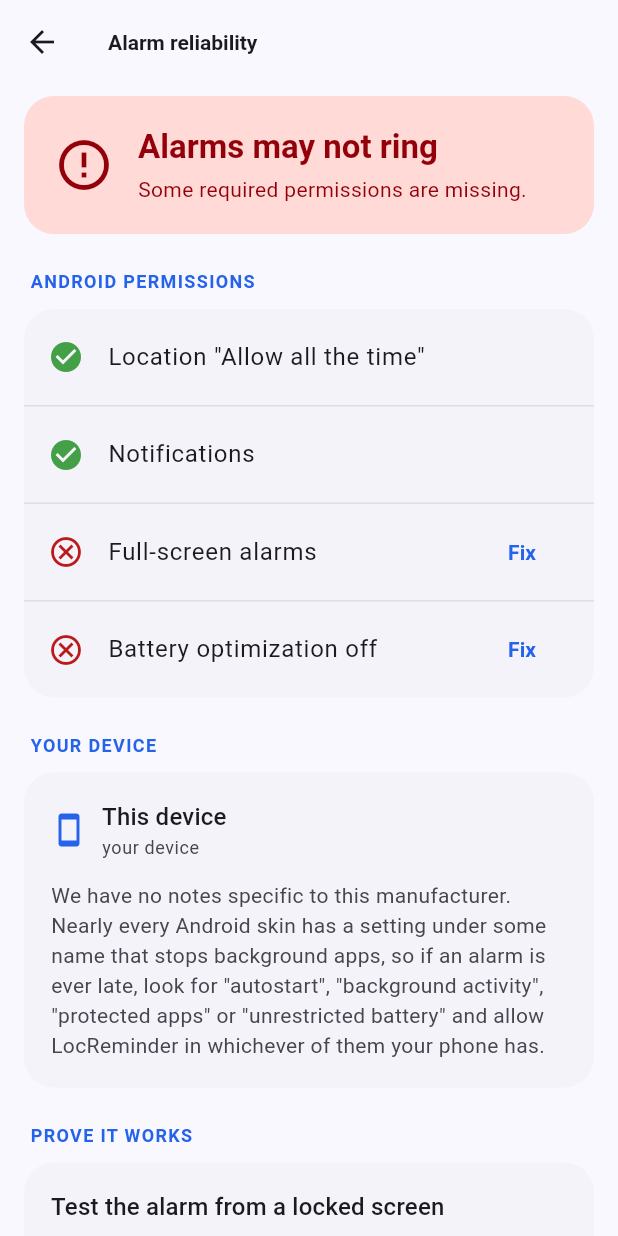
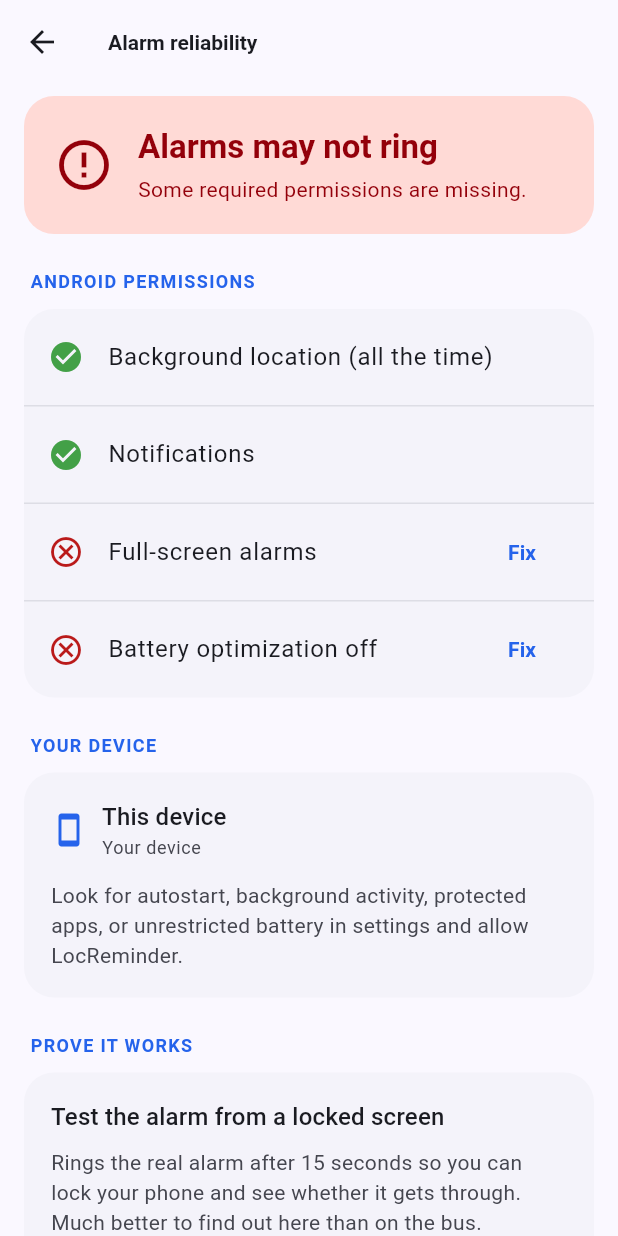
Before and after one commit to zaifears/locreminder, a Flutter app: the ReliabilityScreen screen opened directly, on a phone screen of 412 x 824 dp. Run offline on Flutter 3.47's test engine with Material 3 defaults, Android fonts, the phone set to English and light mode, and no system bars; our stand-ins replace flutter_map, latlong2, package_info_plus, permission_handler, shared_preferences; accounts and stored records are empty.

Commit message:
release: bump version to 1.9.7+35

```diff
--- a/lib/screens/reliability_screen.dart
+++ b/lib/screens/reliability_screen.dart
@@ -67,7 +67,7 @@ class _ReliabilityScreenState extends State<ReliabilityScreen> with WidgetsBindi
           'Lock your phone now and put it down. If the alarm sounds and its '
           'screen appears over your lock screen, background alarms work on '
           'this device.\n\n'
-          'If nothing happens, your phone is blocking the app — work through '
+          'If nothing happens, your phone is blocking the app. Follow '
           'the steps on this page.',
         ),
         actions: [
@@ -107,7 +107,7 @@ class _ReliabilityScreenState extends State<ReliabilityScreen> with WidgetsBindi
     if (!mounted) return;
     ScaffoldMessenger.of(context).showSnackBar(
       const SnackBar(
-        content: Text('Lock your phone now — the alarm rings in 15 seconds.'),
+        content: Text('Lock your phone now. The alarm rings in 15 seconds.'),
         duration: Duration(seconds: 8),
       ),
     );
@@ -135,7 +135,7 @@ class _ReliabilityScreenState extends State<ReliabilityScreen> with WidgetsBindi
                   child: Column(
                     children: [
                       _CheckRow(
-                        title: 'Location "Allow all the time"',
+                        title: 'Background location (all the time)',
                         granted: permissions.backgroundLocationGranted,
                         onFix: () async {
                           await _permissionService.requestBackgroundLocation();
@@ -401,12 +401,12 @@ class _DeviceCard extends StatelessWidget {
               ),
               const SizedBox(height: 16),
               Text(
-                'Do these by hand',
+                'Recommended settings',
                 style: Theme.of(context).textTheme.titleSmall,
               ),
               const SizedBox(height: 4),
               Text(
-                'Android gives apps no way to set these themselves.',
+                'These settings must be changed manually.',
                 style: Theme.of(context).textTheme.bodySmall?.copyWith(
                       color: scheme.onSurfaceVariant,
                     ),
--- a/lib/services/oem_service.dart
+++ b/lib/services/oem_service.dart
@@ -2,14 +2,14 @@ import 'package:flutter/services.dart';
 
 import 'native_bridge.dart';
 
-/// One manufacturer-specific step the user has to perform by hand.
+/// One manufacturer-specific setting the user needs to configure.
 class OemStep {
   const OemStep({required this.title, required this.path});
 
-  /// What the setting achieves, in the user's terms.
+  /// What the setting achieves.
   final String title;
 
-  /// Where to find it, using the vendor's own menu wording.
+  /// Where to find it in the device menus.
   final String path;
 }
 
@@ -28,18 +28,15 @@ class DeviceProfile {
   final String model;
   final int sdkInt;
 
-  /// True for vendors that kill background work beyond stock Android's rules.
+  /// True for vendors that restrict background services beyond standard Android.
   final bool needsExtraSetup;
 
-  /// Display name for the vendor's OS, e.g. "Xiaomi (MIUI / HyperOS)", or
-  /// the manufacturer's own name where the profile covers several brands.
+  /// Display name for the manufacturer or software skin.
   final String vendorName;
   final List<OemStep> steps;
   final String note;
 }
 
-/// A manufacturer, the name of its Android skin, and what it takes to stop
-/// that skin killing a background alarm.
 class _VendorProfile {
   const _VendorProfile({
     required this.keys,
@@ -49,360 +46,308 @@ class _VendorProfile {
     this.aggressive = true,
   });
 
-  /// Lowercase substrings matched against `Build.MANUFACTURER`.
   final List<String> keys;
   final String name;
   final String note;
   final List<OemStep> steps;
-
-  /// Whether this vendor restricts background apps beyond stock Android.
   final bool aggressive;
 }
 
-/// Every vendor we have specific guidance for.
-///
-/// Deliberately one table rather than parallel switches on name, steps and
-/// notes: those drift apart silently, and a device being told it "needs
-/// extra setup" while being shown only generic advice is worse than saying
-/// nothing.
 const _vendorProfiles = <_VendorProfile>[
   _VendorProfile(
     keys: ['xiaomi', 'redmi', 'poco'],
     name: 'Xiaomi (MIUI / HyperOS)',
-    note: 'MIUI blocks autostart for apps by default and will not restart '
-        'background work without it. Autostart plus "No restrictions" are '
-        'both needed — one alone is not enough.',
+    note: 'MIUI requires Autostart and No restrictions so the alarm can wake your phone on arrival.',
     steps: [
       OemStep(
         title: 'Turn on Autostart',
-        path: 'Settings → Apps → Manage apps → LocReminder → Autostart',
+        path: 'Settings > Apps > Manage apps > LocReminder > Autostart',
       ),
       OemStep(
         title: 'Set battery saver to No restrictions',
-        path: 'Settings → Apps → Manage apps → LocReminder → Battery saver → No restrictions',
+        path: 'Settings > Apps > Manage apps > LocReminder > Battery saver > No restrictions',
       ),
       OemStep(
         title: 'Lock the app in Recents',
-        path: 'Open Recents, pull down on the LocReminder card, tap the padlock',
+        path: 'Open Recents, pull down on LocReminder, tap the lock icon',
       ),
     ],
   ),
   _VendorProfile(
     keys: ['samsung'],
     name: 'Samsung (One UI)',
-    note: 'Samsung puts apps you have not opened for a few days into '
-        '"sleeping", which stops their alarms. Adding LocReminder to '
-        '"Never sleeping apps" is the setting that prevents this.',
+    note: 'One UI puts unused apps to sleep. Add LocReminder to Never sleeping apps so alarms fire on time.',
     steps: [
       OemStep(
         title: 'Add to Never sleeping apps',
-        path: 'Settings → Battery → Background usage limits → Never sleeping apps → add LocReminder',
+        path: 'Settings > Battery > Background usage limits > Never sleeping apps > add LocReminder',
       ),
       OemStep(
-        title: 'Make sure it is not in Sleeping or Deep sleeping apps',
-        path: 'Settings → Battery → Background usage limits → Sleeping apps',
+        title: 'Remove from Sleeping apps if listed',
+        path: 'Settings > Battery > Background usage limits > Sleeping apps',
       ),
       OemStep(
-        title: 'Set battery usage to Unrestricted',
-        path: 'Settings → Apps → LocReminder → Battery → Unrestricted',
+        title: 'Set battery to Unrestricted',
+        path: 'Settings > Apps > LocReminder > Battery > Unrestricted',
       ),
     ],
   ),
   _VendorProfile(
     keys: ['oppo', 'realme'],
     name: 'Oppo / Realme (ColorOS)',
-    note: 'ColorOS stops background apps unless they are given both '
-        'auto-startup and permission to keep running in the background.',
+    note: 'ColorOS stops background apps unless auto-startup and background running are enabled.',
     steps: [
       OemStep(
         title: 'Allow Auto-startup',
-        path: 'Settings → Apps → App management → LocReminder → Allow Auto-startup',
+        path: 'Settings > Apps > App management > LocReminder > Allow Auto-startup',
       ),
       OemStep(
         title: 'Allow background running',
-        path: 'Settings → Battery → App battery management → LocReminder → Allow background running',
+        path: 'Settings > Battery > App battery management > LocReminder > Allow background running',
       ),
       OemStep(
         title: 'Lock the app in Recents',
-        path: 'Open Recents, tap the menu on the LocReminder card, tap Lock',
+        path: 'Open Recents, tap the card menu, tap Lock',
       ),
     ],
   ),
   _VendorProfile(
     keys: ['vivo', 'iqoo'],
     name: 'Vivo / iQOO (Funtouch / OriginOS)',
-    note: 'Funtouch treats steady background location as "high power '
-        'consumption" and cuts it off unless the app is allowed explicitly.',
+    note: 'Funtouch restricts continuous background location unless power consumption is set to high.',
     steps: [
       OemStep(
-        title: 'Allow high background power consumption',
-        path: 'Settings → Battery → High background power consumption → LocReminder',
+        title: 'Allow high background power use',
+        path: 'Settings > Battery > High background power consumption > LocReminder',
       ),
       OemStep(
         title: 'Allow autostart',
-        path: 'Settings → Apps → Permission manager → Autostart → LocReminder',
+        path: 'Settings > Apps > Permission manager > Autostart > LocReminder',
       ),
       OemStep(
         title: 'Lock the app in Recents',
-        path: 'Open Recents, swipe down on the LocReminder card to lock it',
+        path: 'Open Recents, swipe down on LocReminder to lock it',
       ),
     ],
   ),
   _VendorProfile(
     keys: ['oneplus'],
     name: 'OnePlus (OxygenOS)',
-    note: 'OxygenOS has a second layer of "advanced" optimization on top of '
-        'the standard battery setting, and it needs turning off separately.',
+    note: 'OxygenOS has extra battery optimization options that can stop background tracking.',
     steps: [
       OemStep(
         title: 'Turn off battery optimization',
-        path: "Settings → Apps → LocReminder → Battery → Don't optimize",
+        path: 'Settings > Apps > LocReminder > Battery > Don\'t optimize',
       ),
       OemStep(
         title: 'Allow auto-launch',
-        path: 'Settings → Apps → Auto-launch → LocReminder',
+        path: 'Settings > Apps > Auto-launch > LocReminder',
       ),
       OemStep(
-        title: 'Disable Advanced optimization / Deep optimization',
-        path: 'Settings → Battery → More settings → turn off Advanced optimization',
+        title: 'Disable Advanced optimization',
+        path: 'Settings > Battery > More settings > turn off Advanced optimization',
       ),
     ],
   ),
   _VendorProfile(
     keys: ['huawei'],
     name: 'Huawei (EMUI / HarmonyOS)',
-    note: 'EMUI resets background permissions during its own maintenance, so '
-        'it is worth re-checking these after a system update.',
+    note: 'EMUI manages app launching strictly and may reset settings after updates.',
     steps: [
       OemStep(
         title: 'Set app launch to Manage manually',
-        path: 'Settings → Battery → App launch → LocReminder → Manage manually → enable all three',
+        path: 'Settings > Battery > App launch > LocReminder > Manage manually > turn on all options',
       ),
       OemStep(
-        title: 'Turn off Power Genie / battery optimization',
-        path: 'Settings → Battery → More battery settings',
+        title: 'Turn off power saving optimizations',
+        path: 'Settings > Battery > More battery settings',
       ),
       OemStep(
         title: 'Lock the app in Recents',
-        path: 'Open Recents, swipe down on the LocReminder card to lock it',
+        path: 'Open Recents, swipe down on LocReminder to lock it',
       ),
     ],
   ),
   _VendorProfile(
     keys: ['honor'],
     name: 'Honor (MagicOS)',
-    note: 'MagicOS keeps Huawei-style app-launch controls. Its menus moved '
-        'after Honor split from Huawei, so the wording may differ slightly '
-        'from older guides.',
+    note: 'MagicOS manages app launches manually to prevent background location stops.',
     steps: [
       OemStep(
         title: 'Set app launch to Manage manually',
-        path: 'Settings → Battery → App launch → LocReminder → Manage manually → enable all three',
+        path: 'Settings > Battery > App launch > LocReminder > Manage manually > turn on all options',
       ),
       OemStep(
-        title: 'Turn off battery optimization',
-        path: 'Settings → Apps → LocReminder → Battery → No restrictions',
+        title: 'Set battery to No restrictions',
+        path: 'Settings > Apps > LocReminder > Battery > No restrictions',
       ),
     ],
   ),
   _VendorProfile(
     keys: ['meizu'],
     name: 'Meizu (Flyme)',
-    note: 'Flyme keeps its own standby and autostart lists, separate from '
-        'Android\'s battery settings.',
+    note: 'Flyme uses dedicated autostart and standby lists for background tasks.',
     steps: [
       OemStep(
         title: 'Allow autostart',
-        path: 'Settings → Apps → Permission management → Autostart → LocReminder',
+        path: 'Settings > Apps > Permission management > Autostart > LocReminder',
       ),
       OemStep(
-        title: 'Turn off standby management',
-        path: 'Settings → Battery → Standby management → LocReminder → allow background',
+        title: 'Allow background running in standby',
+        path: 'Settings > Battery > Standby management > LocReminder > allow background',
       ),
     ],
   ),
   _VendorProfile(
     keys: ['asus'],
     name: 'Asus (ZenUI)',
-    note: 'ZenUI ships a Mobile Manager app that manages autostart separately '
-        'from Android\'s own settings.',
+    note: 'ZenUI uses Mobile Manager to handle background app permissions.',
     steps: [
       OemStep(
         title: 'Allow auto-start',
-        path: 'Mobile Manager → Auto-start Manager → LocReminder → Allow',
+        path: 'Mobile Manager > Auto-start Manager > LocReminder > Allow',
       ),
       OemStep(
         title: 'Set battery usage to Unrestricted',
-        path: 'Settings → Apps → LocReminder → Battery → Unrestricted',
+        path: 'Settings > Apps > LocReminder > Battery > Unrestricted',
       ),
     ],
   ),
   _VendorProfile(
     keys: ['tecno', 'infinix', 'itel'],
     name: 'Transsion (HiOS / XOS)',
-    note: 'These devices ship a Phone Master app whose power saving overrides '
-        'Android\'s own battery settings.',
+    note: 'Transsion devices use Phone Master which can stop background apps.',
     steps: [
       OemStep(
         title: 'Allow autostart',
-        path: 'Settings → Apps → LocReminder → Autostart',
+        path: 'Settings > Apps > LocReminder > Autostart',
       ),
       OemStep(
         title: 'Set battery to No restrictions',
-        path: 'Settings → Battery → Background power consumption → LocReminder',
+        path: 'Settings > Battery > Background power consumption > LocReminder',
       ),
       OemStep(
-        title: 'Add to the protected list in Phone Master',
-        path: 'Phone Master → Power saving → Protected apps → LocReminder',
+        title: 'Add to protected list in Phone Master',
+        path: 'Phone Master > Power saving > Protected apps > LocReminder',
       ),
     ],
   ),
   _VendorProfile(
     keys: ['lenovo', 'zte', 'nubia', 'letv', 'leeco'],
     name: 'Lenovo / ZTE / LeEco',
-    note: 'These skins keep a background autostart list separate from '
-        'Android\'s battery settings; an app missing from it gets stopped.',
+    note: 'These skins keep a background autostart list separate from standard settings.',
     steps: [
       OemStep(
-        title: 'Allow autostart / background running',
-        path: 'Settings → Apps → LocReminder → Autostart (or Background settings)',
+        title: 'Allow autostart and background running',
+        path: 'Settings > Apps > LocReminder > Autostart or Background settings',
       ),
       OemStep(
         title: 'Set battery usage to Unrestricted',
-        path: 'Settings → Battery → LocReminder → Unrestricted',
+        path: 'Settings > Battery > LocReminder > Unrestricted',
       ),
     ],
   ),
   _VendorProfile(
     keys: ['tcl', 'alcatel'],
     name: 'TCL / Alcatel',
-    note: 'TCL devices pair Android\'s own battery optimisation with a '
-        'separate manager app, and being allowed by one does not mean being '
-        'allowed by the other.',
+    note: 'TCL devices require disabling battery optimization and allowing autostart.',
     steps: [
       OemStep(
-        title: 'Set battery use to Unrestricted',
-        path: 'Settings → Battery → Battery optimisation → LocReminder → Don\'t optimise',
+        title: 'Set battery use to Don\'t optimize',
+        path: 'Settings > Battery > Battery optimisation > LocReminder > Don\'t optimise',
       ),
       OemStep(
-        title: 'Allow it to start automatically',
-        path: 'Settings → Apps → LocReminder → Autostart, if your model has it',
+        title: 'Allow autostart if available',
+        path: 'Settings > Apps > LocReminder > Autostart',
       ),
     ],
   ),
   _VendorProfile(
     keys: ['htc'],
     name: 'HTC (Sense)',
-    note: 'HTC\'s Boost+ app has its own list of apps it is allowed to close, '
-        'which is separate from Android\'s battery settings.',
+    note: 'HTC Boost+ can stop background apps unless LocReminder is excluded.',
     steps: [
       OemStep(
-        title: 'Set battery optimisation to Don\'t optimise',
-        path: 'Settings → Battery → Battery optimisation → LocReminder',
+        title: 'Set battery optimization to Don\'t optimize',
+        path: 'Settings > Battery > Battery optimisation > LocReminder',
       ),
       OemStep(
-        title: 'Exclude it from Boost+',
-        path: 'Boost+ → Optimise background apps → untick LocReminder',
+        title: 'Exclude from Boost+',
+        path: 'Boost+ > Optimise background apps > untick LocReminder',
       ),
     ],
   ),
   _VendorProfile(
     keys: ['sharp', 'kyocera'],
     name: 'Sharp / Kyocera',
-    note: 'These models ship an eco or long-life battery mode that suspends '
-        'background apps more aggressively than stock Android does.',
+    note: 'Eco and long-life modes pause background location unless excluded.',
     steps: [
       OemStep(
-        title: 'Exclude it from the battery saver',
-        path: 'Settings → Battery → Eco mode (or Long life battery) → exclude LocReminder',
+        title: 'Exclude from battery saver',
+        path: 'Settings > Battery > Eco mode or Long life battery > exclude LocReminder',
       ),
       OemStep(
-        title: 'Set battery optimisation to Don\'t optimise',
-        path: 'Settings → Apps → LocReminder → Battery → Unrestricted',
+        title: 'Set battery optimization to Don\'t optimize',
+        path: 'Settings > Apps > LocReminder > Battery > Unrestricted',
       ),
     ],
   ),
   _VendorProfile(
     keys: ['ulefone', 'doogee', 'blackview', 'cubot', 'umidigi', 'oukitel', 'oscal', 'hotwav'],
     name: 'MediaTek-based device',
-    note: 'Phones built on MediaTek\'s reference software usually ship '
-        'DuraSpeed, which closes background apps to speed up the foreground '
-        'one. It is separate from Android\'s battery settings and switched on '
-        'by default.',
+    note: 'DuraSpeed pauses background apps when the screen is off.',
     steps: [
       OemStep(
-        title: 'Turn DuraSpeed off, or allow LocReminder in it',
-        path: 'Settings → DuraSpeed (or Settings → Special features → DuraSpeed)',
+        title: 'Turn DuraSpeed off or allow LocReminder',
+        path: 'Settings > DuraSpeed (or Special features > DuraSpeed)',
       ),
       OemStep(
         title: 'Set battery use to Unrestricted',
-        path: 'Settings → Apps → LocReminder → Battery → Unrestricted',
+        path: 'Settings > Apps > LocReminder > Battery > Unrestricted',
       ),
     ],
   ),
   _VendorProfile(
     keys: ['amazon'],
     name: 'Amazon (Fire OS)',
-    note: 'Fire OS restricts background apps on its own terms, and has no '
-        'Google location services at all. LocReminder does not need them, but '
-        'the background limits still apply.',
+    note: 'Fire OS limits background activity when battery saver is active.',
     steps: [
       OemStep(
-        title: 'Turn off battery optimisation for it',
-        path: 'Settings → Apps & Notifications → LocReminder → Advanced → Battery',
+        title: 'Turn off battery optimization',
+        path: 'Settings > Apps & Notifications > LocReminder > Advanced > Battery',
       ),
       OemStep(
-        title: 'Turn off Low Power Mode while an alarm is armed',
-        path: 'Settings → Battery → Low Power Mode',
+        title: 'Turn off Low Power Mode while armed',
+        path: 'Settings > Battery > Low Power Mode',
       ),
     ],
   ),
-  // Brands that ship close to stock Android but still carry a battery
-  // optimiser worth checking. Named individually so a user in one of these
-  // markets sees their own phone recognised rather than a shrug.
   _VendorProfile(
     keys: [
       'walton', 'symphony', 'lava', 'micromax', 'karbonn', 'blu', 'wiko',
       'energizer', 'vsmart', 'coolpad', 'gionee', 'panasonic', 'xolo',
     ],
-    // Empty so the phone's own manufacturer name is shown. This entry covers
-    // a dozen unrelated brands across as many markets, and a Walton owner
-    // should see "Walton" rather than a label invented to cover the group.
     name: '',
-    note: 'This brand ships close to stock Android, so there is usually no '
-        'vendor app to fight. The one setting that still matters is Android\'s '
-        'own battery optimisation, which is on by default for every app.',
+    note: 'Standard Android background rules apply. Make sure battery optimization is turned off.',
     steps: [
       OemStep(
         title: 'Set battery use to Unrestricted',
-        path: 'Settings → Apps → LocReminder → Battery → Unrestricted',
+        path: 'Settings > Apps > LocReminder > Battery > Unrestricted',
       ),
       OemStep(
-        title: 'If your phone has a power or phone manager app, allow it there too',
-        path: 'Look for "protected apps", "autostart" or "background activity"',
+        title: 'Check phone manager if installed',
+        path: 'Look for protected apps, autostart, or background activity settings',
       ),
     ],
   ),
-  // Vendors that follow stock Android closely. Listed so the app can name
-  // them and say plainly that no extra work is needed, rather than nagging.
   _VendorProfile(
     keys: ['google', 'motorola', 'lge', 'sony', 'nokia', 'hmd', 'nothing', 'fairphone'],
-    name: 'stock Android',
+    name: 'Standard Android',
     aggressive: false,
-    note: 'This manufacturer follows Android\'s standard background rules, so '
-        'the permissions above should be all you need.',
+    note: 'This device follows standard Android rules. The permissions above are all you need.',
   ),
 ];
 
-/// Works out which vendor-specific background restrictions apply to this
-/// exact phone, and what the user must do about them.
-///
-/// This is unavoidable rather than defensive programming: Xiaomi, Samsung,
-/// Oppo, Vivo, OnePlus and Huawei each run their own app-killer on top of
-/// Android, none of them expose an API to opt out, and an app that is not
-/// whitelisted in them gets stopped regardless of the permissions the
-/// platform has granted. Telling the user exactly which switch to flip on
-/// their model is the only real remedy.
 class OemService {
   OemService({NativeBridge? nativeBridge})
       : _nativeBridge = nativeBridge ?? NativeBridge();
@@ -428,8 +373,6 @@ class OemService {
       manufacturer: manufacturer,
       model: model,
       sdkInt: sdkInt,
-      // Driven by whether we actually have advice to give, so the app can
-      // never warn about a device and then have nothing useful to show.
       needsExtraSetup: vendor != null && vendor.aggressive && vendor.steps.isNotEmpty,
       vendorName: (vendor?.name.isNotEmpty ?? false)
           ? vendor!.name
@@ -439,11 +382,6 @@ class OemService {
     );
   }
 
-  /// Both report failure rather than throwing, the same way [profile] does.
-  ///
-  /// A vendor screen that is not there, or refuses the intent, is an ordinary
-  /// outcome on the phones this page exists for — and the caller already has
-  /// somewhere to go when one of these returns false.
   Future<bool> openAutoStartSettings() async {
     try {
       return await _nativeBridge.openAutoStartSettings();
@@ -469,20 +407,10 @@ class OemService {
   }
 
   String _fallbackName(String key) {
-    if (key.isEmpty) return 'your device';
+    if (key.isEmpty) return 'Your device';
     return key[0].toUpperCase() + key.substring(1);
   }
 
-  /// Shown for a manufacturer with no entry in the table above.
-  ///
-  /// Deliberately still actionable. There are hundreds of Android brands and
-  /// this app is used well beyond the dozen with the largest market shares,
-  /// so an unrecognised phone is a normal case rather than an edge one, and
-  /// telling that user nothing is the one outcome worth avoiding.
   static const _fallbackNote =
-      'We have no notes specific to this manufacturer. Nearly every Android '
-      'skin has a setting under some name that stops background apps, so if '
-      'an alarm is ever late, look for "autostart", "background activity", '
-      '"protected apps" or "unrestricted battery" and allow LocReminder in '
-      'whichever of them your phone has.';
+      'Look for autostart, background activity, protected apps, or unrestricted battery in settings and allow LocReminder.';
 }
--- a/pubspec.yaml
+++ b/pubspec.yaml
@@ -2,7 +2,7 @@ name: locreminder
 description: "Never miss your stop. A location-based alarm app built with Flutter."
 publish_to: 'none'
 
-version: 1.9.6+34
+version: 1.9.7+35
 
 environment:
   sdk: '>=3.3.0 <4.0.0'
```
Also changed, not shown: 3 other files.
